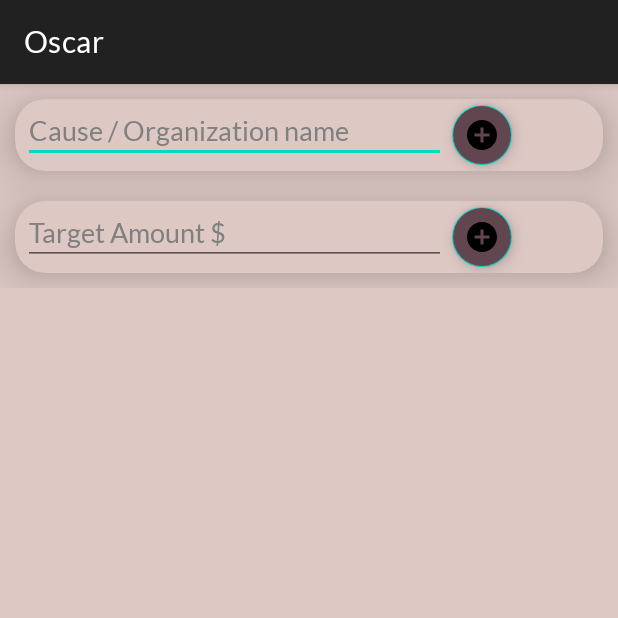
After one commit to andree25/FinalApp, an Android app: the fragment AdminFragment shown on its own in the app's theme, on a phone screen of 412 x 824 dp, the top half of it. The commit adds this screen. Run offline under Robolectric (Android 15) with nearby library versions, the phone set to English and light mode, and no system bars; our stand-ins replace Firebase (no records; nobody signed in at launch, a user with empty details on screens opened directly).

Commit message:
admin page little donation

```diff
--- /dev/null
+++ b/app/src/main/java/com/app/finalapp/ui/admin/AdminFragment.java
@@ -0,0 +1,84 @@
+package com.app.finalapp.ui.admin;
+
+import androidx.fragment.app.Fragment;
+
+import android.os.Bundle;
+
+import androidx.annotation.NonNull;
+import androidx.annotation.Nullable;
+
+import android.view.LayoutInflater;
+import android.view.View;
+import android.view.ViewGroup;
+import android.widget.EditText;
+import android.widget.Toast;
+
+import com.app.finalapp.R;
+import com.google.android.material.floatingactionbutton.FloatingActionButton;
+import com.google.firebase.auth.FirebaseAuth;
+import com.google.firebase.auth.FirebaseUser;
+import com.google.firebase.database.DatabaseReference;
+import com.google.firebase.database.FirebaseDatabase;
+
+public class AdminFragment extends Fragment {
+
+    private EditText causeInput, targetInput;
+    private FloatingActionButton saveCauseButton, saveTargetButton;
+    private DatabaseReference database;
+
+    public static AdminFragment newInstance() {
+        return new AdminFragment();
+    }
+
+    @Override
+    public View onCreateView(@NonNull LayoutInflater inflater, @Nullable ViewGroup container,
+                             @Nullable Bundle savedInstanceState) {
+        View view = inflater.inflate(R.layout.fragment_admin, container, false);
+
+        causeInput = view.findViewById(R.id.cause_input);
+        targetInput = view.findViewById(R.id.target_input);
+        saveCauseButton = view.findViewById(R.id.donation_case_button);
+        saveTargetButton = view.findViewById(R.id.donation_taget_button);
+
+        database = FirebaseDatabase.getInstance().getReference().child("adminSettings");
+
+        saveCauseButton.setOnClickListener(v -> saveCause());
+        saveTargetButton.setOnClickListener(v -> saveTarget());
+
+        return view;
+    }
+
+    private void saveCause() {
+        FirebaseUser user = FirebaseAuth.getInstance().getCurrentUser();
+        if (user != null) {
+            // User is authenticated, proceed with database write
+            String cause = causeInput.getText().toString().trim();
+            if (!cause.isEmpty()) {
+                FirebaseDatabase.getInstance().getReference("adminSettings").child("cause").setValue(cause)
+                        .addOnSuccessListener(aVoid -> Toast.makeText(getContext(), "Cause saved successfully!", Toast.LENGTH_SHORT).show())
+                        .addOnFailureListener(e -> Toast.makeText(getContext(), "Failed to save cause.", Toast.LENGTH_SHORT).show());
+            } else {
+                Toast.makeText(getContext(), "Please enter a cause.", Toast.LENGTH_SHORT).show();
+            }
+        } else {
+            // User not authenticated, handle accordingly
+            Toast.makeText(getContext(), "User not authenticated", Toast.LENGTH_SHORT).show();
+        }
+    }
+
+    private void saveTarget() {
+        String target = targetInput.getText().toString().trim();
+        if (!target.isEmpty()) {
+            try {
+                int targetValue = Integer.parseInt(target);
+                database.child("target").setValue(targetValue)
+                        .addOnSuccessListener(aVoid -> Toast.makeText(getContext(), "Target saved successfully!", Toast.LENGTH_SHORT).show())
+                        .addOnFailureListener(e -> Toast.makeText(getContext(), "Failed to save target.", Toast.LENGTH_SHORT).show());
+            } catch (NumberFormatException e) {
+                Toast.makeText(getContext(), "Please enter a valid number.", Toast.LENGTH_SHORT).show();
+            }
+        } else {
+            Toast.makeText(getContext(), "Please enter a target.", Toast.LENGTH_SHORT).show();
+        }
+    }
+}
--- /dev/null
+++ b/app/src/main/res/drawable/ic_add.xml
@@ -0,0 +1,5 @@
+<vector xmlns:android="http://schemas.android.com/apk/res/android" android:height="24dp" android:tint="#000000" android:viewportHeight="24" android:viewportWidth="24" android:width="24dp">
+
+    <path android:fillColor="@android:color/white" android:pathData="M12,2C6.48,2 2,6.48 2,12s4.48,10 10,10 10,-4.48 10,-10S17.52,2 12,2zM17,13h-4v4h-2v-4L7,13v-2h4L11,7h2v4h4v2z"/>
+
+</vector>
--- /dev/null
+++ b/app/src/main/res/layout/fragment_admin.xml
@@ -0,0 +1,101 @@
+<?xml version="1.0" encoding="utf-8"?>
+<androidx.constraintlayout.widget.ConstraintLayout xmlns:android="http://schemas.android.com/apk/res/android"
+    xmlns:app="http://schemas.android.com/apk/res-auto"
+    xmlns:tools="http://schemas.android.com/tools"
+    android:layout_width="match_parent"
+    android:layout_height="match_parent"
+    tools:context=".ui.admin.AdminFragment">
+
+    <ScrollView
+        android:layout_width="match_parent"
+        android:layout_height="match_parent"
+        android:background="@color/colorAccent">
+
+        <LinearLayout
+            android:layout_width="match_parent"
+            android:layout_height="wrap_content"
+            android:background="@color/colorAccent"
+            android:orientation="vertical">
+
+            <androidx.cardview.widget.CardView
+                android:id="@+id/cardView_name"
+                app:cardBackgroundColor="@color/colorAccent"
+                app:cardCornerRadius="20dp"
+                app:cardElevation="20dp"
+                android:layout_width="match_parent"
+                android:layout_height="wrap_content"
+                android:layout_margin="10dp"
+                android:layout_weight="1">
+
+                <RelativeLayout
+                    android:layout_width="match_parent"
+                    android:layout_height="wrap_content">
+
+                    <EditText
+                        android:id="@+id/cause_input"
+                        android:layout_width="282dp"
+                        android:layout_height="match_parent"
+                        android:layout_marginStart="5dp"
+                        android:ems="10"
+                        android:gravity="start|top"
+                        android:hint="@string/donation_cause_name_hint"
+                        android:textColor="@color/grey1"
+                        android:inputType="textMultiLine"
+                        android:textColorHint="@color/grey1" />
+
+                    <com.google.android.material.floatingactionbutton.FloatingActionButton
+                        android:id="@+id/donation_case_button"
+                        android:layout_width="wrap_content"
+                        android:layout_height="wrap_content"
+                        android:clickable="true"
+                        app:fabSize="mini"
+                        android:backgroundTint="@color/colorPrimary"
+                        android:layout_centerInParent="true"
+                        android:layout_toEndOf="@+id/cause_input"
+                        android:src="@drawable/ic_add" />
+
+                </RelativeLayout>
+            </androidx.cardview.widget.CardView>
+
+            <androidx.cardview.widget.CardView
+                android:id="@+id/cardViewTarget"
+                app:cardBackgroundColor="@color/colorAccent"
+                app:cardCornerRadius="20dp"
+                app:cardElevation="20dp"
+                android:layout_width="match_parent"
+                android:layout_height="wrap_content"
+                android:layout_margin="10dp"
+                android:layout_weight="1">
+
+                <RelativeLayout
+                    android:layout_width="match_parent"
+                    android:layout_height="wrap_content">
+
+                    <EditText
+                        android:id="@+id/target_input"
+                        android:layout_width="282dp"
+                        android:layout_height="match_parent"
+                        android:layout_marginStart="5dp"
+                        android:ems="10"
+                        android:gravity="start|top"
+                        android:hint="@string/donation_target_hint"
+                        android:textColor="@color/grey1"
+                        android:inputType="number"
+                        android:textColorHint="@color/grey1" />
+
+                    <com.google.android.material.floatingactionbutton.FloatingActionButton
+                        android:id="@+id/donation_taget_button"
+                        android:layout_width="wrap_content"
+                        android:layout_height="wrap_content"
+                        android:clickable="true"
+                        app:fabSize="mini"
+                        android:backgroundTint="@color/colorPrimary"
+                        android:layout_centerInParent="true"
+                        android:layout_toEndOf="@+id/target_input"
+                        android:src="@drawable/ic_add" />
+
+                </RelativeLayout>
+            </androidx.cardview.widget.CardView>
+        </LinearLayout>
+    </ScrollView>
+</androidx.constraintlayout.widget.ConstraintLayout>
--- a/app/src/main/res/menu/main.xml
+++ b/app/src/main/res/menu/main.xml
@@ -6,4 +6,9 @@
         android:orderInCategory="100"
         android:title="@string/action_logout"
         app:showAsAction="never" />
+    <item
+        android:id="@+id/action_admin"
+        android:orderInCategory="100"
+        android:title="@string/action_admin"
+        app:showAsAction="never" />
 </menu>
--- a/app/src/main/res/navigation/mobile_navigation.xml
+++ b/app/src/main/res/navigation/mobile_navigation.xml
@@ -64,5 +64,9 @@
             app:exitAnim="@anim/fade_out"
             app:popUpTo="@+id/nav_main"/>
     </fragment>
-
+    <fragment
+        android:id="@+id/nav_admin"
+        android:name="com.app.finalapp.ui.admin.AdminFragment"
+        android:label="@string/admin"
+        tools:layout="@layout/fragment_admin" />
 </navigation>
--- a/app/src/main/res/values/strings.xml
+++ b/app/src/main/res/values/strings.xml
@@ -6,6 +6,7 @@
     <string name="nav_header_subtitle">oscar@app.com</string>
     <string name="nav_header_desc">Navigation header</string>
     <string name="action_logout">Logout</string>
+    <string name="action_admin">Admin</string>
 
     <!-- Menu Items -->
     <string name="menu_home">Home</string>
@@ -37,4 +38,10 @@
     <string name="target">Donation Target:</string>
     <string name="sum_target">Sum added by Admin</string>
     <string name="donation_hint">Donation Amount $ </string>
+
+    <!--Admin Page -->
+    <string name="admin">Admin</string>
+    <string name="donation_target_hint">Target Amount $</string>
+    <string name="donation_cause_name_hint">Cause / Organization name</string>
+
 </resources>
```
Also changed, not shown: app/src/main/java/com/app/finalapp/MainActivity.java (+15 -0 lines), app/src/main/java/com/app/finalapp/ui/admin/AdminViewModel.java (added, +7 -0 lines), app/src/main/java/com/app/finalapp/ui/adoption/AdoptionFragment.java (+12 -10 lines), app/src/main/java/com/app/finalapp/ui/donation/DonationFragment.java (+38 -34 lines), app/src/main/java/com/app/finalapp/ui/login/LoginFragment.java (+11 -0 lines).
